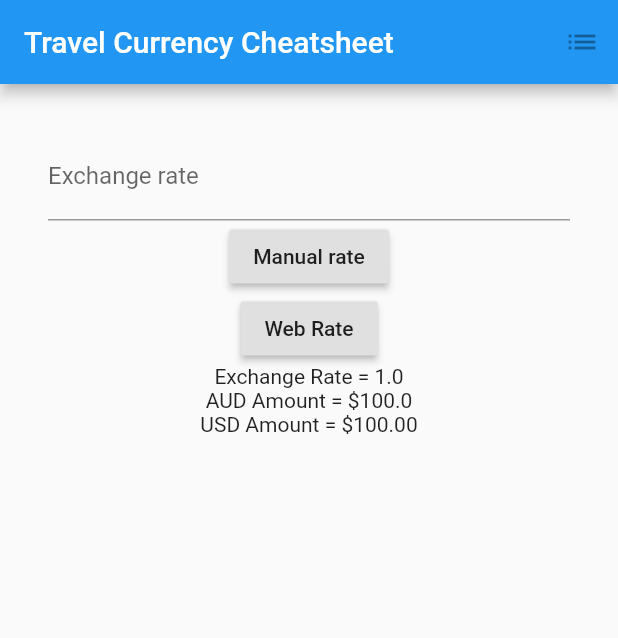
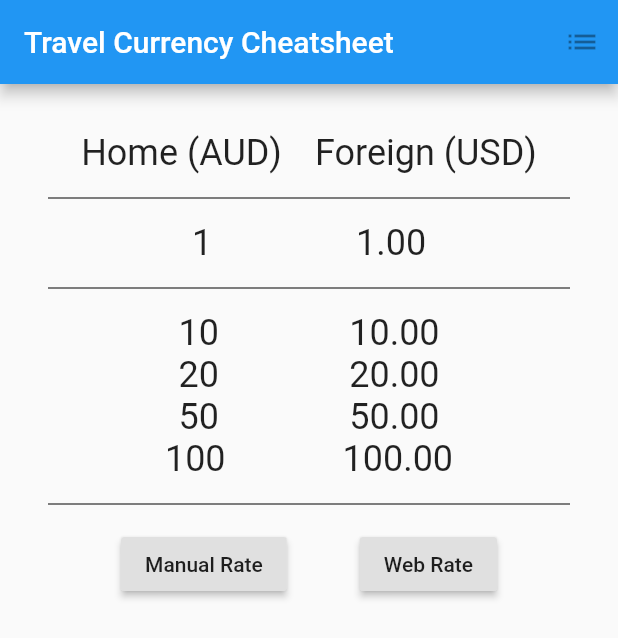
Before and after one commit to prenexus/flutter-sandbox, a Flutter app: the screen it shows after launch, on a phone screen of 412 x 824 dp. Shown: the top 638 px of the screen. Run offline on Flutter 3.47's test engine with Material 2 defaults, Android fonts, the phone set to English and light mode, and no system bars.

Commit message:
Refactor layout

```diff
--- a/lib/main.dart
+++ b/lib/main.dart
@@ -20,20 +20,26 @@ class MyApp extends StatefulWidget {
 }
 
 class MyAppState extends State<MyApp> {
-  final _biggerFont = const TextStyle(fontSize: 18.0);
+  final _biggerFont = const TextStyle(fontSize: 24.0);
   double _exchangeRate = 1.0;
   var _fromCurrency = 'AUD';
   var _toCurrency = 'USD';
 
 
+  var amount1 = 1;
+  var amount2 = 10;
+  var amount3 = 20;
+  var amount4 = 50;
+  var amount5 = 100;
+
   _getExchangeRate() async {
-
     // Get the exchange rate from free.currencyconverterapi.com
     // query = from_to . e.g AUD_USD
     // Returns a double value
     var fromToCurrecy = _fromCurrency + "_" + _toCurrency;
 
-    var url = 'https://free.currencyconverterapi.com/api/v5/convert?q='+ fromToCurrecy;
+    var url = 'https://free.currencyconverterapi.com/api/v5/convert?q=' +
+        fromToCurrecy;
     var httpClient = new HttpClient();
 
     var result;
@@ -41,17 +47,15 @@ class MyAppState extends State<MyApp> {
       var request = await httpClient.getUrl(Uri.parse(url));
       var response = await request.close();
       if (response.statusCode == HttpStatus.OK) {
-        print ('Status OK');
+        print('Status OK');
         var jsonString = await response.transform(utf8.decoder).join();
-        print (jsonString);
+        print(jsonString);
         Map<String, dynamic> decodedMap = json.decode(jsonString);
         _exchangeRate = decodedMap['results'][fromToCurrecy]['val'];
-        print (decodedMap['results'][fromToCurrecy]['val']);
-
+        print(decodedMap['results'][fromToCurrecy]['val']);
       } else {
         result =
         'Error getting API data address:\nHttp status ${response.statusCode}';
-
       }
     } catch (exception) {
       result = 'Failed getting API data';
@@ -66,7 +70,6 @@ class MyAppState extends State<MyApp> {
       // _exchangeRate = result;
 
     });
-
   }
 
   @override
@@ -75,18 +78,18 @@ class MyAppState extends State<MyApp> {
       appBar: new AppBar(
         title: new Text('Travel Currency Cheatsheet'),
         actions: <Widget>[
-          new IconButton(icon: new Icon(Icons.list), ),//onPressed: null ),
+          new IconButton(icon: new Icon(Icons.list),), //onPressed: null ),
         ],
       ),
 
       body: _buildScreen(),
-    );  }
+    );
+  }
 
   double _rate = 0.00;
   double _usdamount = 100.00;
 
-   void _onPressed()
-  {
+  void _onPressed() {
     setState(() {
       _exchangeRate = double.parse(_controller.text);
       print(_exchangeRate);
@@ -98,38 +101,205 @@ class MyAppState extends State<MyApp> {
 
   Widget _buildScreen() {
     // Build the screen
+
+    //Set the use of text themes
+    final TextTheme textTheme = Theme.of(context).textTheme;
+    //new Text('Display 3', style: textTheme.display3),
+    //new Text('Display 2', style: textTheme.display2),
+    //new Text('Display 1', style: textTheme.display1),
+    //new Text('Headline', style: textTheme.headline),
+    //new Text('Title', style: textTheme.title),
+    //new Text('Subheading', style: textTheme.subhead),
+    //new Text('Body 2', style: textTheme.body2),
+    //new Text('Body 1', style: textTheme.body1),
+    //new Text('Caption', style: textTheme.caption),
+    //new Text('BUTTON', style: textTheme.button),
+
+
+
     return new Container(
       padding: new EdgeInsets.all(32.0),
-        child: new Center(
       child: new Column(
+        children: [
+
+            new Row(
+              // Header
+              mainAxisAlignment: MainAxisAlignment.spaceEvenly,
               children: <Widget>[
-                new TextField(
-                  controller: _controller,
-                    keyboardType: TextInputType.number,
-                    decoration: new InputDecoration(
-                      labelText: 'Exchange rate',
+                new Column(
+                  children: <Widget>[
+                    new Text('Home (' + _fromCurrency + ')',style: textTheme.headline),
+                  ],
                 ),
 
+                new Column(
+                  children: <Widget>[
+                    new Text('Foreign (' + _toCurrency + ')', style: textTheme.headline),
+                  ],
+                )
+
+              ],
             ),
+
+            new Divider(height: 32.0, color: Colors.black),
+
+            new Row(
+              children: <Widget>[
+
+                // This is broken! Not sure why. Needs debugging. This is the hook for the manual rate.
+
+               // new TextField(
+//                  controller: _controller,
+  //                keyboardType: TextInputType.number,
+                  //decoration: new InputDecoration(
+              //      labelText: 'Exchange rate',
+                  //),
+    //            ),
+              ],
+            ),
+
+
+
+            new Row(
+              //Detail row 1
+              mainAxisAlignment: MainAxisAlignment.spaceEvenly,
+              children: <Widget>[
+
+                new Column(
+                  children: <Widget>[
+                    new Text(amount1.toString(),style:_biggerFont),
+                  ],
+                ),
+
+                new Column(
+                  children: <Widget>[
+                    new Text((amount1 *_exchangeRate).toStringAsFixed(2), style:_biggerFont),
+                  ],
+                )
+
+              ],
+
+            ),
+
+            new Divider(height: 32.0, color: Colors.black),
+
+            new Row(
+              //Detail row 2
+              mainAxisAlignment: MainAxisAlignment.spaceEvenly,
+              children: <Widget>[
+
+                new Column(
+                  children: <Widget>[
+                    new Text(amount2.toString(), style:_biggerFont),
+                  ],
+                ),
+
+                new Column(
+                  children: <Widget>[
+                    new Text((amount2 *_exchangeRate).toStringAsFixed(2), style:_biggerFont),
+                  ],
+                )
+
+              ],
+
+            ),
+
+
+            new Row(
+              //Detail row 3
+              mainAxisAlignment: MainAxisAlignment.spaceEvenly,
+              children: <Widget>[
+
+                new Column(
+                  children: <Widget>[
+                    new Text(amount3.toString(),style:_biggerFont),
+                  ],
+                ),
+
+                new Column(
+                  children: <Widget>[
+                    new Text((amount3 *_exchangeRate).toStringAsFixed(2), style:_biggerFont),
+                  ],
+                )
+
+              ],
+
+            ),
+
+            new Row(
+              //Detail row 4
+              mainAxisAlignment: MainAxisAlignment.spaceEvenly,
+              children: <Widget>[
+
+                new Column(
+                  children: <Widget>[
+                    new Text(amount4.toString(),style:_biggerFont),
+                  ],
+                ),
+
+                new Column(
+                  children: <Widget>[
+                    new Text((amount4 *_exchangeRate).toStringAsFixed(2), style:_biggerFont),
+                  ],
+                )
+
+              ],
+
+            ),
+
+            new Row(
+              //Detail row 5
+              mainAxisAlignment: MainAxisAlignment.spaceEvenly,
+              children: <Widget>[
+
+                new Column(
+                  children: <Widget>[
+                    new Text(amount5.toString(),style:_biggerFont),
+                  ],
+                ),
+
+                new Column(
+                  children: <Widget>[
+                    new Text((amount5 *_exchangeRate).toStringAsFixed(2), style:_biggerFont),
+                  ],
+                )
+
+              ],
+
+            ),
+
+            new Divider(height: 32.0, color: Colors.black),
+
+            new Row(
+              //Total row
+              mainAxisAlignment: MainAxisAlignment.spaceEvenly,
+              children: <Widget>[
+
+                new Column(
+                  children: <Widget>[
                     new RaisedButton(
-                  child: new Text('Manual rate'),
+                        child: new Text('Manual Rate'),
 
                         onPressed: (){_onPressed();}),
-                  //onPressed: _getExchangeRate,),
+                  ],
+                ),
 
+                new Column(
+                  children: <Widget>[
                     new RaisedButton(
                       child: new Text('Web Rate'),
-
-                    //onPressed: (){_onPressed();}),
                       onPressed: _getExchangeRate,),
-                new Text('Exchange Rate = '+ _exchangeRate.toString()),
-                new Text(_fromCurrency+ ' Amount = \$'+ _usdamount.toString()),
-                new Text(_toCurrency +' Amount = \$' + ( _usdamount / _exchangeRate).toStringAsFixed(2)),
-              //  new Text(_toCurrency +' Amount = \$' + ( _usdamount / _rate).toString()),
+                  ],
+                )
 
               ],
-          )
-        )
+
+            ),
+
+
+
+        ],
+      ),
     );
-    }
-}
+  } // Build screen
+} // MyApp
```
Lines whose indentation alone changed are shown as unchanged.
